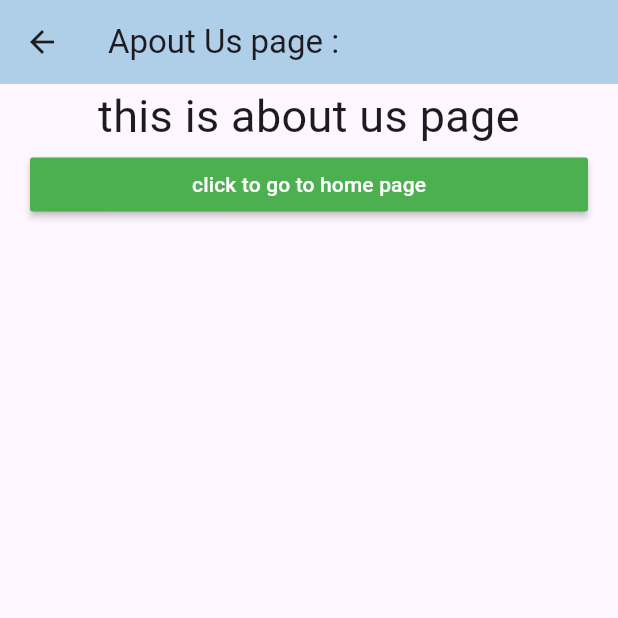
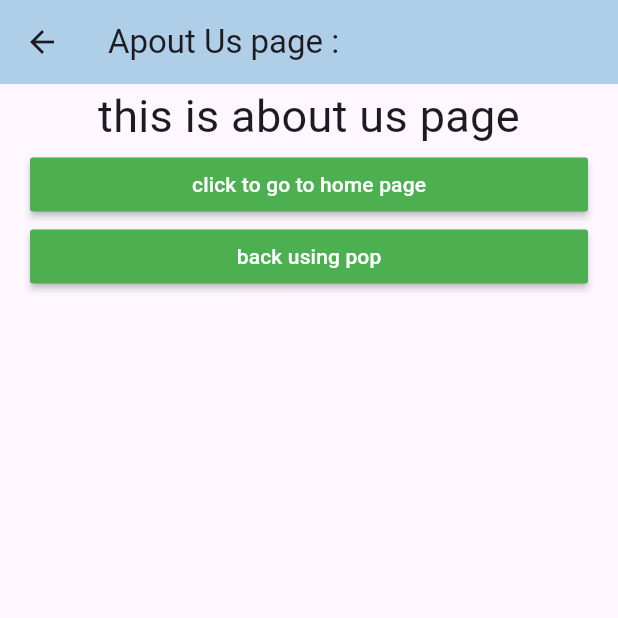
Before and after one commit to HussenAlwees/basics, a Flutter app: the AboutUs screen opened directly, on a phone screen of 412 x 824 dp, the top half of it. Run offline on Flutter 3.47's test engine with Material 3 defaults, Android fonts, the phone set to English and light mode, and no system bars.

Commit message:
Navigator using POP

```diff
--- a/lib/aboutus.dart
+++ b/lib/aboutus.dart
@@ -30,6 +30,17 @@ class AboutUs extends StatelessWidget {
               },
               child: Text("click to go to home page"),
             ),
+          ),
+          Container(
+            margin: EdgeInsets.symmetric(horizontal: 20),
+            child: MaterialButton(
+              color: Colors.green,
+              textColor: Colors.white,
+              onPressed: () {
+                Navigator.of(context).pop();
+              },
+              child: Text("back using pop"),
+            ),
           )
         ]));
   }
```
